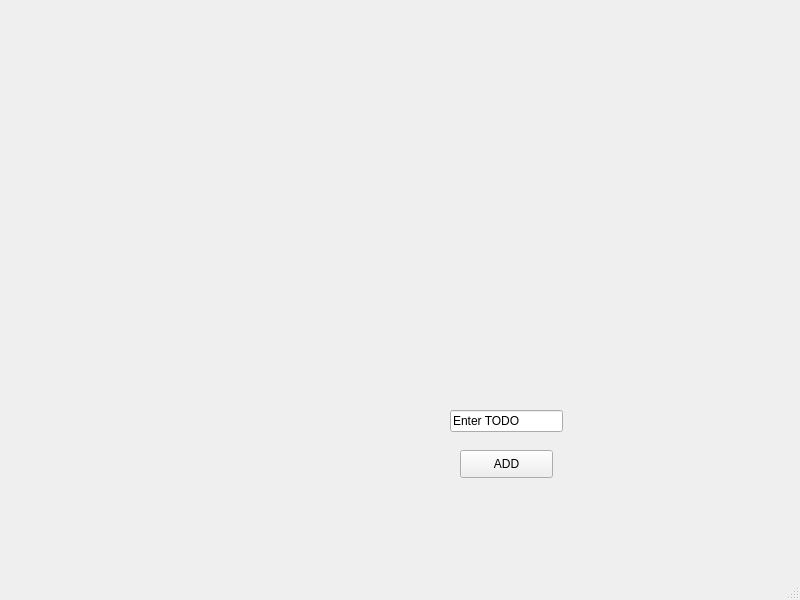
Above: first/todo.ui from Devikarb/TIME4CLASS before the change. Below: the same form after it.
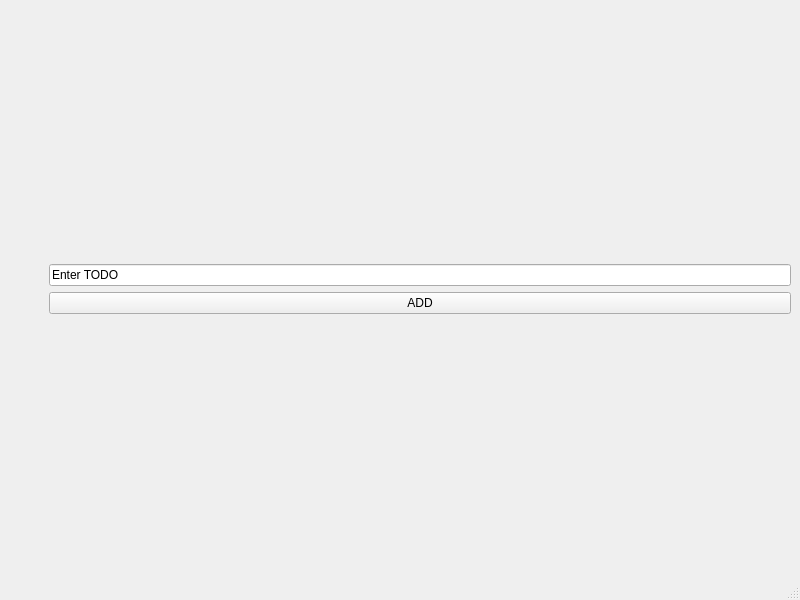
That is the form after the change.

Commit message: updated the todo list layout

Diff of the .ui file:
```diff
--- a/first/todo.ui
+++ b/first/todo.ui
@@ -10,58 +10,96 @@
     <height>600</height>
    </rect>
   </property>
+  <property name="sizePolicy">
+   <sizepolicy hsizetype="Preferred" vsizetype="Preferred">
+    <horstretch>0</horstretch>
+    <verstretch>0</verstretch>
+   </sizepolicy>
+  </property>
   <property name="windowTitle">
    <string>MainWindow</string>
   </property>
   <widget class="QWidget" name="centralwidget">
-   <widget class="QPushButton" name="pushButton">
-    <property name="geometry">
-     <rect>
-      <x>460</x>
-      <y>450</y>
-      <width>93</width>
-      <height>28</height>
-     </rect>
-    </property>
-    <property name="text">
-     <string>ADD</string>
-    </property>
-   </widget>
-   <widget class="QLineEdit" name="lineEdit">
-    <property name="geometry">
-     <rect>
-      <x>450</x>
-      <y>410</y>
-      <width>113</width>
-      <height>22</height>
-     </rect>
-    </property>
-    <property name="text">
-     <string>Enter TODO</string>
-    </property>
-   </widget>
-   <widget class="QWidget" name="verticalLayoutWidget">
-    <property name="geometry">
-     <rect>
-      <x>180</x>
-      <y>340</y>
-      <width>211</width>
-      <height>181</height>
-     </rect>
-    </property>
-    <layout class="QVBoxLayout" name="verticalLayout"/>
-   </widget>
-   <widget class="QWidget" name="gridLayoutWidget">
-    <property name="geometry">
-     <rect>
-      <x>370</x>
-      <y>200</y>
-      <width>160</width>
-      <height>80</height>
-     </rect>
-    </property>
-    <layout class="QGridLayout" name="gridLayout"/>
-   </widget>
+   <layout class="QGridLayout" name="gridLayout">
+    <item row="0" column="2">
+     <layout class="QVBoxLayout" name="verticalLayout_2">
+      <item>
+       <spacer name="verticalSpacer_2">
+        <property name="orientation">
+         <enum>Qt::Vertical</enum>
+        </property>
+        <property name="sizeHint" stdset="0">
+         <size>
+          <width>20</width>
+          <height>40</height>
+         </size>
+        </property>
+       </spacer>
+      </item>
+      <item>
+       <widget class="QLineEdit" name="lineEdit">
+        <property name="sizePolicy">
+         <sizepolicy hsizetype="Minimum" vsizetype="Fixed">
+          <horstretch>0</horstretch>
+          <verstretch>0</verstretch>
+         </sizepolicy>
+        </property>
+        <property name="text">
+         <string>Enter TODO</string>
+        </property>
+       </widget>
+      </item>
+      <item>
+       <widget class="QPushButton" name="pushButton">
+        <property name="sizePolicy">
+         <sizepolicy hsizetype="Minimum" vsizetype="Fixed">
+          <horstretch>0</horstretch>
+          <verstretch>0</verstretch>
+         </sizepolicy>
+        </property>
+        <property name="layoutDirection">
+         <enum>Qt::RightToLeft</enum>
+        </property>
+        <property name="text">
+         <string>ADD</string>
+        </property>
+       </widget>
+      </item>
+      <item>
+       <spacer name="verticalSpacer">
+        <property name="orientation">
+         <enum>Qt::Vertical</enum>
+        </property>
+        <property name="sizeHint" stdset="0">
+         <size>
+          <width>20</width>
+          <height>40</height>
+         </size>
+        </property>
+       </spacer>
+      </item>
+     </layout>
+    </item>
+    <item row="0" column="1">
+     <layout class="QVBoxLayout" name="verticalLayout"/>
+    </item>
+    <item row="0" column="0">
+     <spacer name="horizontalSpacer">
+      <property name="orientation">
+       <enum>Qt::Horizontal</enum>
+      </property>
+      <property name="sizeType">
+       <enum>QSizePolicy::Maximum</enum>
+      </property>
+      <property name="sizeHint" stdset="0">
+       <size>
+        <width>40</width>
+        <height>20</height>
+       </size>
+      </property>
+     </spacer>
+    </item>
+   </layout>
   </widget>
   <widget class="QMenuBar" name="menubar">
    <property name="geometry">
```
Left out of the diff: 2 changed lines with no effect on the pictures. The commit also changes 1 other file.
